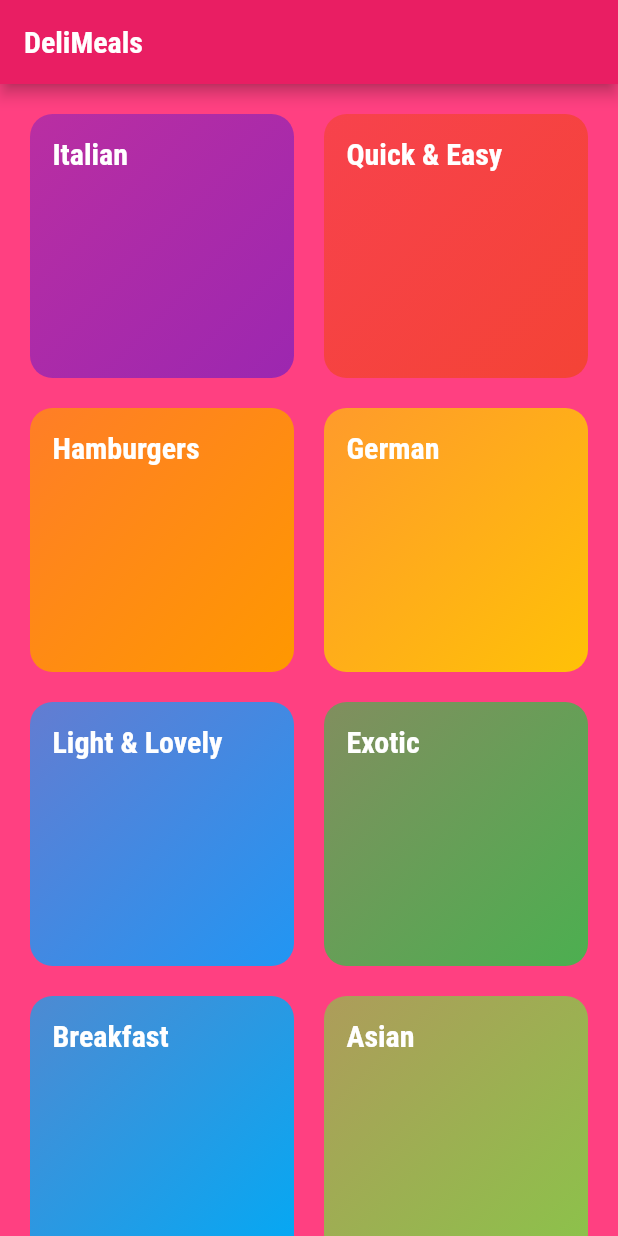
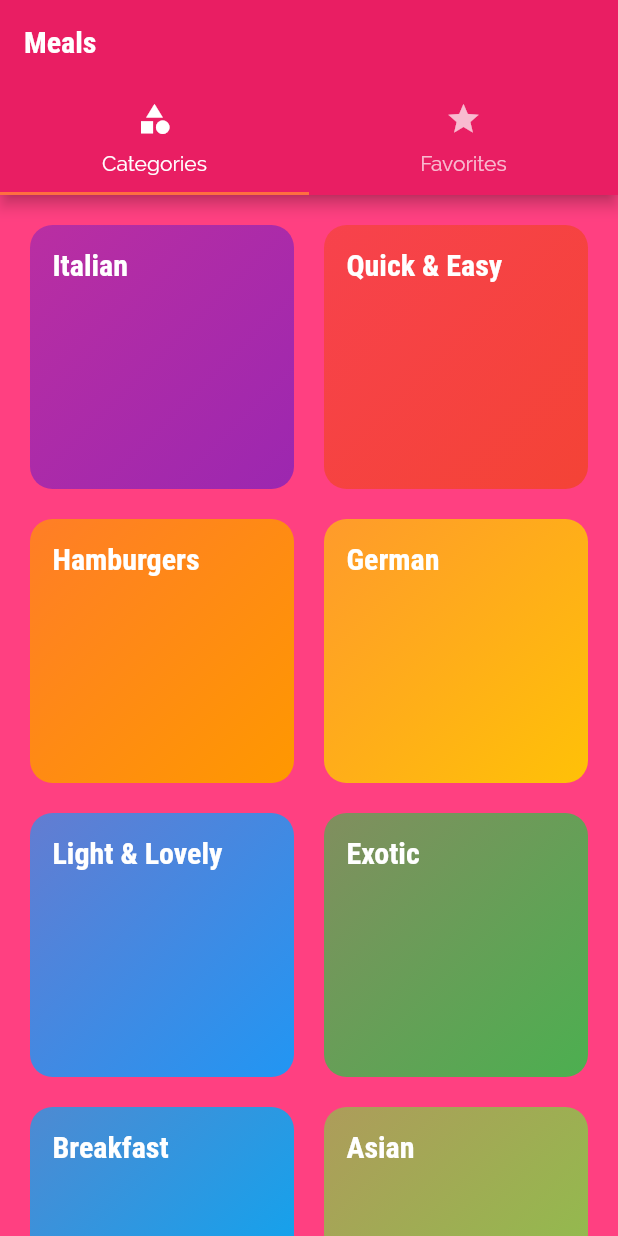
Before and after one commit to mnnkhndlwl/Meals_app_flutter, a Flutter app: the screen it shows after launch, on a phone screen of 412 x 824 dp. Run offline on Flutter 3.47's test engine with Material 2 defaults, Android fonts, the phone set to English and light mode, and no system bars.

Commit message:
added tabs screen

```diff
--- a/lib/main.dart
+++ b/lib/main.dart
@@ -1,4 +1,5 @@
 import 'package:flutter/material.dart';
+import './screens/tabs_screen.dart';
 import './screens/meal_detail_screen.dart';
 import './screens/category_meals_screen.dart';
 import './screens/categories_screen.dart';
@@ -33,7 +34,7 @@ class MyApp extends StatelessWidget {
       // home: CategoriesScreen(),
       initialRoute: '/',
       routes: {
-        '/' : (ctx) => CategoriesScreen(),
+        '/' : (ctx) => TabsScreen(),
         CategoryMealsScreen.routeName: (ctx) => CategoryMealsScreen(),
         MealDetailScreen.routeName: (ctx) => MealDetailScreen(),
       },
--- a/lib/screens/categories_screen.dart
+++ b/lib/screens/categories_screen.dart
@@ -5,11 +5,7 @@ import '../widgets/category_item.dart';
 class CategoriesScreen extends StatelessWidget {
   @override
   Widget build(BuildContext context) {
-    return Scaffold(
-      appBar: AppBar(
-        title: const Text('DeliMeals'),
-      ),
-      body: GridView(
+    return GridView(
         padding: const EdgeInsets.all(20),
         children: DUMMY_CATEGORIES
             .map(
@@ -26,7 +22,6 @@ class CategoriesScreen extends StatelessWidget {
           crossAxisSpacing: 20,
           mainAxisSpacing: 20,
         ),
-      ),
     );
   }
 }
--- /dev/null
+++ b/lib/screens/favorites_screen.dart
@@ -0,0 +1,10 @@
+import 'package:flutter/material.dart';
+
+class FavoritesScreen extends StatelessWidget {
+  @override
+  Widget build(BuildContext context) {
+    return Center(
+      child: Text('Yoi'),
+    );
+  }
+}
--- /dev/null
+++ b/lib/screens/tabs_screen.dart
@@ -0,0 +1,41 @@
+import 'package:flutter/material.dart';
+import './favorites_screen.dart';
+import './categories_screen.dart';
+
+class TabsScreen extends StatefulWidget {
+  @override
+  State<TabsScreen> createState() => _TabsScreenState();
+}
+
+class _TabsScreenState extends State<TabsScreen> {
+  @override
+  Widget build(BuildContext context) {
+    return DefaultTabController(
+      length: 2,
+      initialIndex: 0,
+      child: Scaffold(
+        appBar: AppBar(
+          title: Text('Meals'),
+          bottom: TabBar(
+            tabs: <Widget>[
+              Tab(
+                icon: Icon(Icons.category),
+                text: 'Categories',
+              ),
+              Tab(
+                icon: Icon(Icons.star),
+                text: 'Favorites',
+              ),
+            ],
+          ),
+        ),
+        body: TabBarView(
+          children: <Widget>[
+            CategoriesScreen(),
+            FavoritesScreen(),
+          ],
+        ),
+      ),
+    );
+  }
+}
```
